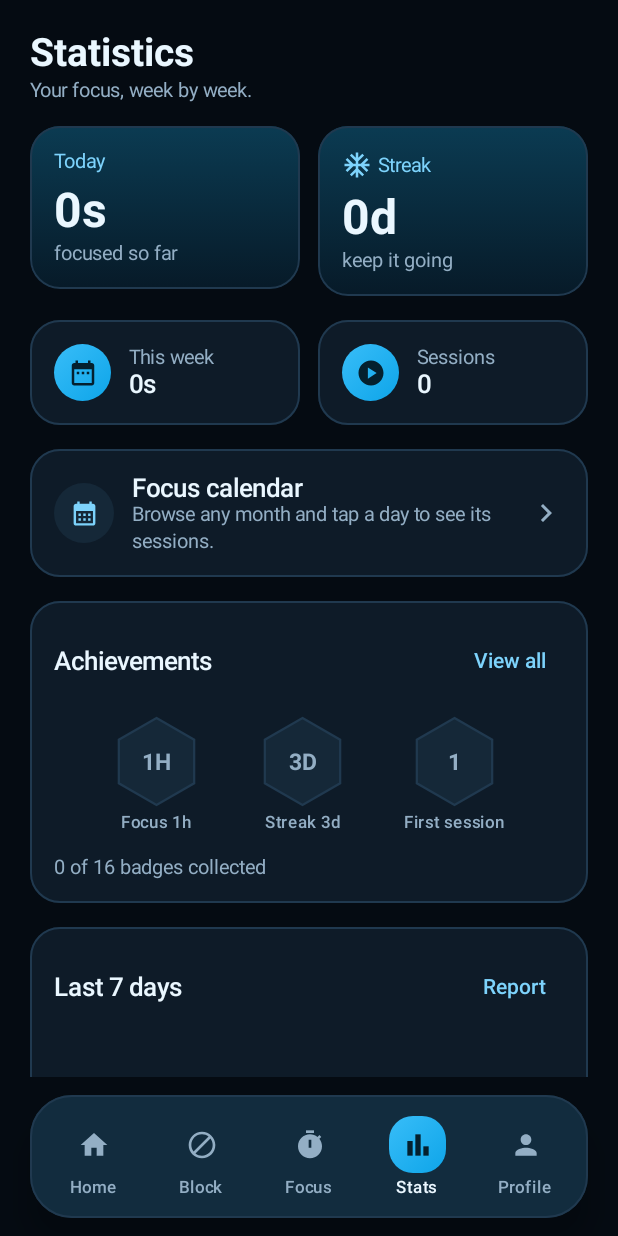
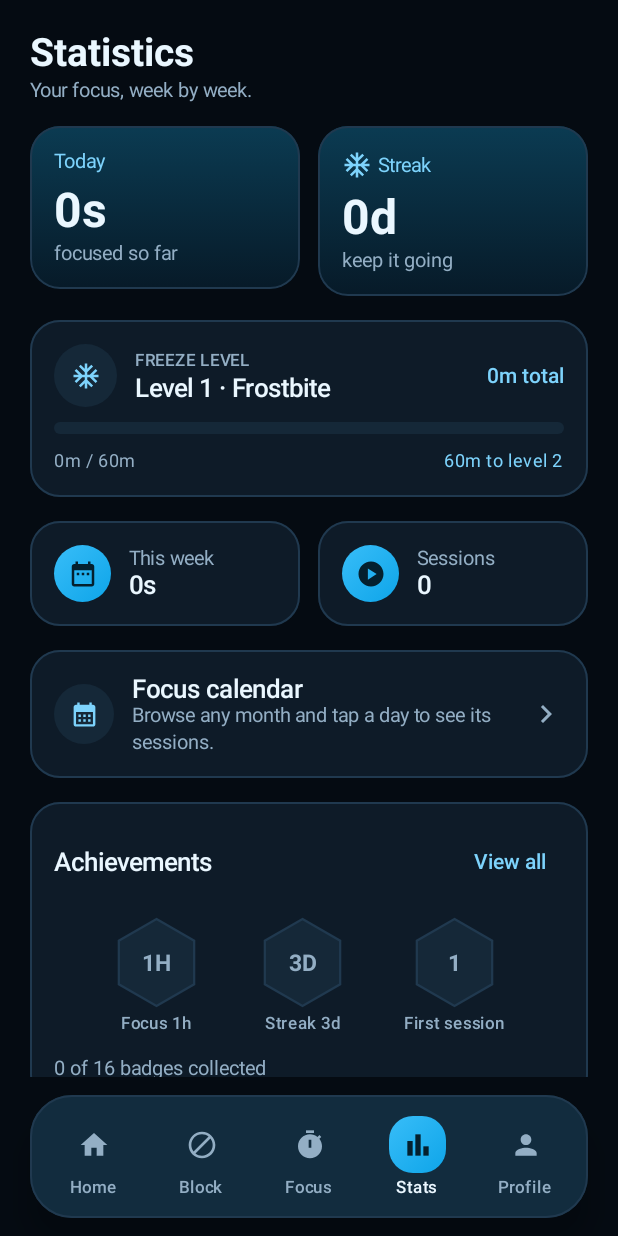
Before and after one commit to DhakadStudio/frostlock, an Android app built with Jetpack Compose: the StatsScreen screen opened through its navigation route, on a phone screen of 412 x 824 dp. Run offline under Robolectric (Android 15) with nearby library versions, the phone set to English and light mode, and no system bars; our stand-ins replace Dagger/Hilt's generated code.

Commit message:
Add a local freeze level to stats
Turn lifetime focus minutes into a levelling system so progress feels
tangible without accounts, currency or a store. Levels widen as they go
(1h, then 2h, then 3h...) and each has an ice-themed title.

The stats screen shows the current level, a progress bar and minutes to
the next level. Everything is derived from existing session totals, so
nothing new is stored. Covered by unit tests for thresholds, partial
minutes, progress maths and title fallbacks.

```diff
--- a/app/src/main/java/com/frostlock/app/ui/screens/stats/StatsScreen.kt
+++ b/app/src/main/java/com/frostlock/app/ui/screens/stats/StatsScreen.kt
@@ -55,6 +55,7 @@ import com.frostlock.app.ui.theme.SurfaceHigh
 import com.frostlock.app.ui.theme.TextPrimary
 import com.frostlock.app.ui.theme.TextSecondary
 import com.frostlock.app.ui.util.AchievementCategory
+import com.frostlock.app.ui.util.FocusLevel
 import com.frostlock.app.ui.util.TagTotal
 import com.frostlock.app.ui.util.formatDuration
 
@@ -175,6 +176,8 @@ fun StatsScreen(
                 }
             }
         }
+
+        LevelCard(level = state.level)
 
         // Grid stats
         Row(
@@ -354,6 +357,82 @@ fun StatsScreen(
 }
 
 @Composable
+private fun LevelCard(level: FocusLevel) {
+    AppCard {
+        Column(verticalArrangement = Arrangement.spacedBy(10.dp)) {
+            Row(verticalAlignment = Alignment.CenterVertically) {
+                Box(
+                    modifier = Modifier
+                        .size(42.dp)
+                        .clip(CircleShape)
+                        .background(SurfaceHigh),
+                    contentAlignment = Alignment.Center
+                ) {
+                    Icon(
+                        imageVector = Icons.Default.AcUnit,
+                        contentDescription = null,
+                        tint = AccentFrost,
+                        modifier = Modifier.size(20.dp)
+                    )
+                }
+                Spacer(modifier = Modifier.width(12.dp))
+                Column(modifier = Modifier.weight(1f)) {
+                    Text(
+                        text = "FREEZE LEVEL",
+                        style = MaterialTheme.typography.labelSmall,
+                        color = TextSecondary
+                    )
+                    Text(
+                        text = "Level ${level.level} · ${level.title}",
+                        style = MaterialTheme.typography.titleLarge,
+                        color = TextPrimary
+                    )
+                }
+                Text(
+                    text = if (level.totalMinutes >= 60) {
+                        "${level.totalMinutes / 60}h ${level.totalMinutes % 60}m total"
+                    } else {
+                        "${level.totalMinutes}m total"
+                    },
+                    style = MaterialTheme.typography.labelLarge,
+                    color = AccentFrost
+                )
+            }
+
+            Box(
+                modifier = Modifier
+                    .fillMaxWidth()
+                    .height(8.dp)
+                    .clip(RoundedCornerShape(4.dp))
+                    .background(SurfaceHigh)
+            ) {
+                Box(
+                    modifier = Modifier
+                        .fillMaxHeight()
+                        .fillMaxWidth(level.progress.coerceIn(0f, 1f))
+                        .clip(RoundedCornerShape(4.dp))
+                        .background(Brush.horizontalGradient(listOf(PrimaryIce, GlacierBlue)))
+                )
+            }
+
+            Row(verticalAlignment = Alignment.CenterVertically) {
+                Text(
+                    text = "${level.minutesIntoLevel}m / ${level.minutesForNextLevel}m",
+                    style = MaterialTheme.typography.bodySmall,
+                    color = TextSecondary
+                )
+                Spacer(modifier = Modifier.weight(1f))
+                Text(
+                    text = "${level.minutesToNextLevel}m to level ${level.level + 1}",
+                    style = MaterialTheme.typography.bodySmall,
+                    color = AccentFrost
+                )
+            }
+        }
+    }
+}
+
+@Composable
 private fun SubjectBreakdown(tags: List<TagTotal>) {
     val max = (tags.maxOfOrNull { it.seconds } ?: 0L).coerceAtLeast(1L)
 
--- a/app/src/main/java/com/frostlock/app/ui/screens/stats/StatsViewModel.kt
+++ b/app/src/main/java/com/frostlock/app/ui/screens/stats/StatsViewModel.kt
@@ -7,7 +7,9 @@ import com.frostlock.app.data.local.db.SessionEntity
 import com.frostlock.app.data.local.prefs.SubjectStore
 import com.frostlock.app.data.local.prefs.subjectKey
 import com.frostlock.app.ui.util.Achievement
+import com.frostlock.app.ui.util.FocusLevel
 import com.frostlock.app.ui.util.buildAchievements
+import com.frostlock.app.ui.util.focusLevelFor
 import com.frostlock.app.ui.util.computeStreak
 import com.frostlock.app.ui.util.localDateOf
 import com.frostlock.app.ui.util.tagBreakdown
@@ -40,6 +42,7 @@ data class StatsUiState(
     val days: List<DayBar> = emptyList(),
     val tags: List<TagTotal> = emptyList(),
     val achievements: List<Achievement> = emptyList(),
+    val level: FocusLevel = focusLevelFor(0L),
     val recent: List<SessionEntity> = emptyList()
 ) {
     val averageSeconds: Long
@@ -93,6 +96,7 @@ class StatsViewModel @Inject constructor(
                 totalSessions = partial.totalSessions,
                 startTimes = partial.recent.map { it.startedAt }
             ),
+            level = focusLevelFor(partial.totalSeconds),
             recent = partial.recent.take(10)
         )
     }.stateIn(
--- /dev/null
+++ b/app/src/main/java/com/frostlock/app/ui/util/FocusLevel.kt
@@ -0,0 +1,67 @@
+package com.frostlock.app.ui.util
+
+/**
+ * A local, offline "freeze level" derived from lifetime focus minutes.
+ *
+ * Levels get further apart as they go: reaching level 2 takes one hour, level 3
+ * another two, level 4 another three, and so on. Nothing is stored — the level
+ * is recomputed from the same session totals the stats screen already shows, so
+ * it can never drift out of sync with the history.
+ */
+data class FocusLevel(
+    val level: Int,
+    val title: String,
+    val totalMinutes: Long,
+    /** Minutes already focused inside the current level. */
+    val minutesIntoLevel: Long,
+    /** Minutes this level requires in total. */
+    val minutesForNextLevel: Long,
+    val minutesToNextLevel: Long,
+    val progress: Float
+)
+
+private val LEVEL_TITLES = listOf(
+    "Frostbite",
+    "Snowflake",
+    "Ice shard",
+    "Glacier",
+    "Iceberg",
+    "Permafrost",
+    "Absolute zero"
+)
+
+private const val MINUTES_PER_STEP = 60L
+
+/** Total minutes needed to reach [level] (level 1 starts at zero). */
+internal fun minutesForLevel(level: Int): Long {
+    if (level <= 1) return 0L
+    val steps = level - 1L
+    return MINUTES_PER_STEP * steps * (steps + 1L) / 2L
+}
+
+fun focusLevelTitle(level: Int): String =
+    LEVEL_TITLES.getOrNull(level - 1) ?: "Cryomaster"
+
+fun focusLevelFor(totalSeconds: Long): FocusLevel {
+    val totalMinutes = (totalSeconds.coerceAtLeast(0L)) / 60L
+
+    var level = 1
+    while (totalMinutes >= minutesForLevel(level + 1)) {
+        level++
+    }
+
+    val levelStart = minutesForLevel(level)
+    val nextStart = minutesForLevel(level + 1)
+    val span = (nextStart - levelStart).coerceAtLeast(1L)
+    val into = totalMinutes - levelStart
+
+    return FocusLevel(
+        level = level,
+        title = focusLevelTitle(level),
+        totalMinutes = totalMinutes,
+        minutesIntoLevel = into,
+        minutesForNextLevel = span,
+        minutesToNextLevel = (span - into).coerceAtLeast(0L),
+        progress = (into.toFloat() / span.toFloat()).coerceIn(0f, 1f)
+    )
+}
```
Also changed, not shown: 1 other file.
